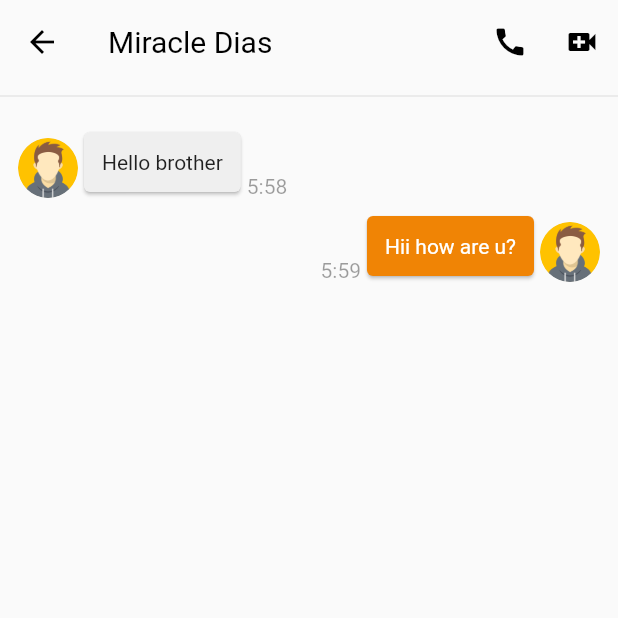
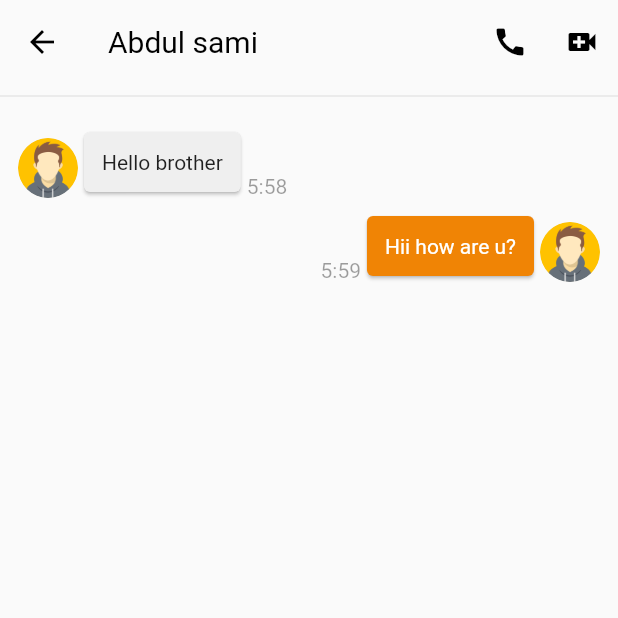
Before and after one commit to AbdulSami55/fast_app, a Flutter app: the ChatMessageScreen screen opened directly, on a phone screen of 412 x 824 dp, the top half of it. Run offline on Flutter 3.47's test engine with Material 2 defaults, Android fonts, the phone set to English and light mode, and no system bars; our stand-ins replace connectivity_plus, dio, dropdown_button2, firebase_core, firebase_messaging, flutter_local_notifications and 8 more; accounts and stored records are empty; network calls fail.

Commit message:
time kam ha

```diff
--- a/lib/screens/chat/chat_message_screen.dart
+++ b/lib/screens/chat/chat_message_screen.dart
@@ -58,7 +58,7 @@ class _ChatMessageScreenState extends State<ChatMessageScreen> {
         elevation: 0,
         iconTheme: IconThemeData(color: Colors.black),
         title: Text(
-          "Miracle Dias",
+          "Abdul sami",
           style: TextStyle(color: Colors.black, fontWeight: FontWeight.normal),
         ),
         actions: [
```
